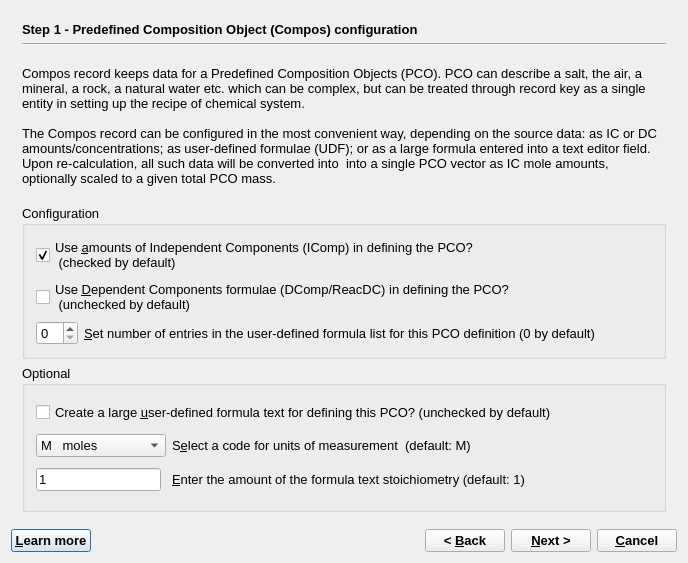
Before: the Qt Designer form GUI/Dialogs4/ComposWizard4.ui in gemshub/GEMSGUI, drawn with Qt 5.
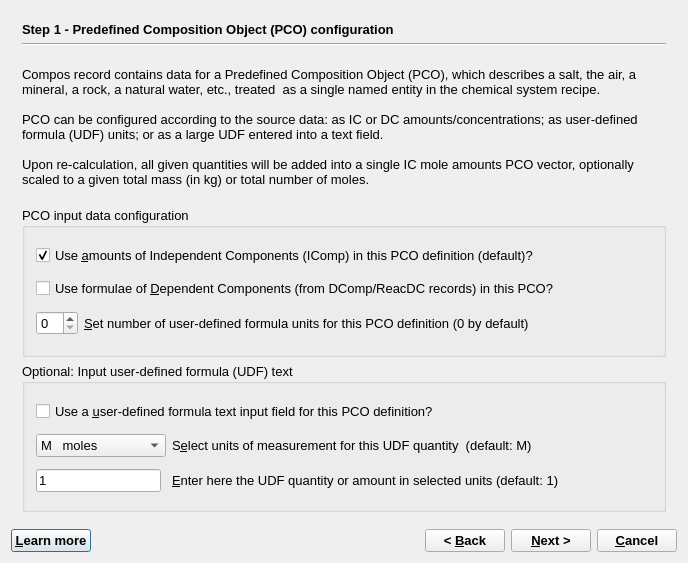
After: the same form once the commit is applied. The open tabs and pages were chosen to show the change.

Diff of the .ui file:
```diff
--- a/GUI/Dialogs4/ComposWizard4.ui
+++ b/GUI/Dialogs4/ComposWizard4.ui
@@ -59,7 +59,7 @@
           </font>
          </property>
          <property name="text">
-          <string>Step 1 - Predefined Composition Object (Compos) configuration</string>
+          <string>Step 1 - Predefined Composition Object (PCO) configuration</string>
          </property>
         </widget>
        </item>
@@ -85,9 +85,11 @@
           <enum>QFrame::Plain</enum>
          </property>
          <property name="text">
-          <string>Compos record keeps data for a Predefined Composition Objects (PCO). PCO can describe a salt, the air, a mineral, a rock, a natural water etc. which can be complex, but can be treated through record key as a single entity in setting up the recipe of chemical system. 
+          <string>Compos record contains data for a Predefined Composition Object (PCO), which describes a salt, the air, a mineral, a rock, a natural water, etc., treated  as a single named entity in the chemical system recipe.
 
-The Compos record can be configured in the most convenient way, depending on the source data: as IC or DC amounts/concentrations; as user-defined formulae (UDF); or as a large formula entered into a text editor field.  Upon re-calculation, all such data will be converted into  into a single PCO vector as IC mole amounts, optionally scaled to a given total PCO mass. </string>
+PCO can be configured according to the source data: as IC or DC amounts/concentrations; as user-defined formula (UDF) units; or as a large UDF entered into a text field.
+
+Upon re-calculation, all given quantities will be added into a single IC mole amounts PCO vector, optionally scaled to a given total mass (in kg) or total number of moles. </string>
          </property>
          <property name="textFormat">
           <enum>Qt::AutoText</enum>
@@ -109,14 +111,13 @@
        <item row="3" column="0">
         <widget class="QGroupBox" name="groupBox">
          <property name="title">
-          <string>Configuration</string>
+          <string>PCO input data configuration</string>
          </property>
          <layout class="QGridLayout">
           <item row="0" column="0" colspan="2">
            <widget class="QCheckBox" name="checkBox2">
             <property name="text">
-             <string>Use &amp;amounts of Independent Components (IComp) in defining the PCO?
- (checked by default)</string>
+             <string>Use &amp;amounts of Independent Components (IComp) in this PCO definition (default)?</string>
             </property>
             <property name="checked">
              <bool>true</bool>
@@ -132,8 +133,7 @@
              </sizepolicy>
             </property>
             <property name="text">
-             <string>Use &amp;Dependent Components formulae (DComp/ReacDC) in defining the PCO?
- (unchecked by default)</string>
+             <string>Use formulae of &amp;Dependent Components (from DComp/ReacDC records) in this PCO?</string>
             </property>
            </widget>
           </item>
@@ -159,7 +159,7 @@
              </sizepolicy>
             </property>
             <property name="text">
-             <string>&amp;Set number of entries in the user-defined formula list for this PCO definition (0 by default)</string>
+             <string>&amp;Set number of user-defined formula units for this PCO definition (0 by default)</string>
             </property>
             <property name="alignment">
              <set>Qt::AlignVCenter</set>
@@ -178,13 +178,13 @@
        <item row="4" column="0">
         <widget class="QGroupBox" name="groupBox_7">
          <property name="title">
-          <string>Optional</string>
+          <string>Optional: Input user-defined formula (UDF) text</string>
          </property>
          <layout class="QGridLayout">
           <item row="0" column="0" colspan="2">
            <widget class="QCheckBox" name="checkBox2_2_2">
             <property name="text">
-             <string>Create a large &amp;user-defined formula text for defining this PCO? (unchecked by default)</string>
+             <string>Use a &amp;user-defined formula text input field for this PCO definition?</string>
             </property>
            </widget>
           </item>
@@ -237,7 +237,7 @@
           <item row="1" column="1">
            <widget class="QLabel" name="textLabel1_2">
             <property name="text">
-             <string>S&amp;elect a code for units of measurement  (default: M)</string>
+             <string>S&amp;elect units of measurement for this UDF quantity  (default: M)</string>
             </property>
             <property name="wordWrap">
              <bool>false</bool>
@@ -269,7 +269,7 @@
           <item row="2" column="1">
            <widget class="QLabel" name="textLabel2_2">
             <property name="text">
-             <string>&amp;Enter the amount of the formula text stoichiometry (default: 1)</string>
+             <string>&amp;Enter here the UDF quantity or amount in selected units (default: 1)</string>
             </property>
             <property name="wordWrap">
              <bool>false</bool>
```
Left out of the diff: 15 changed lines with no effect on the pictures.
